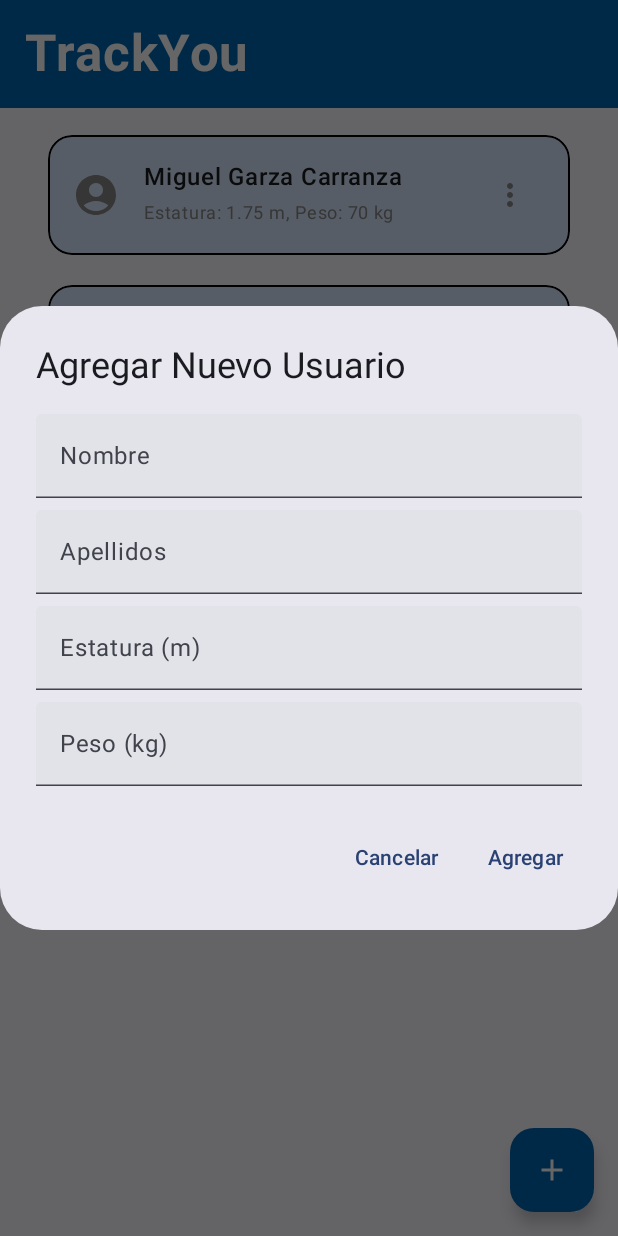
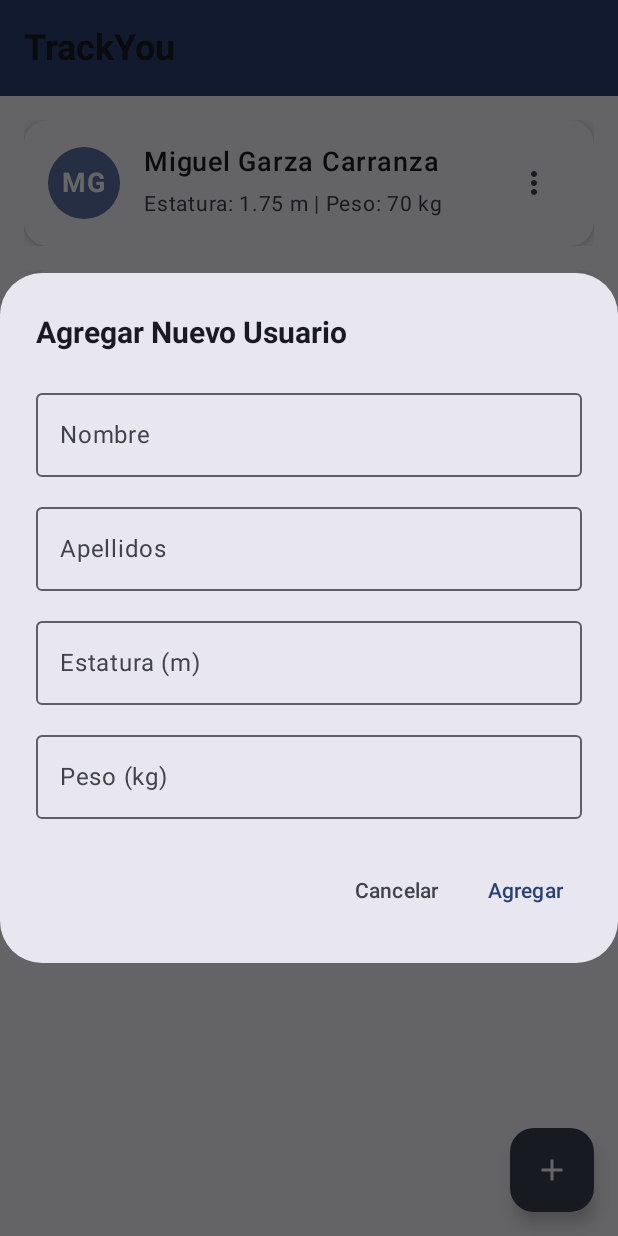
Before and after one commit to maikyh/TrackYou, an Android app built with Jetpack Compose: the screen it shows after launch (MainActivity), after a tap on "Agregar Usuario", on a phone screen of 412 x 824 dp. Run offline under Robolectric (Android 15) with nearby library versions, the phone set to English and light mode, and no system bars.

Commit message:
Agregue la feature de registros

```diff
--- a/app/src/main/java/com/example/trackingyou/MainActivity.kt
+++ b/app/src/main/java/com/example/trackingyou/MainActivity.kt
@@ -1,15 +1,18 @@
 package com.example.trackingyou
 
+import android.annotation.SuppressLint
 import android.os.Bundle
 import androidx.activity.ComponentActivity
 import androidx.activity.compose.setContent
 import androidx.activity.enableEdgeToEdge
+import androidx.compose.animation.animateContentSize
 import androidx.compose.foundation.background
 import androidx.compose.foundation.border
 import androidx.compose.foundation.clickable
 import androidx.compose.foundation.layout.*
 import androidx.compose.foundation.lazy.LazyColumn
 import androidx.compose.foundation.lazy.items
+import androidx.compose.foundation.shape.CircleShape
 import androidx.compose.foundation.shape.RoundedCornerShape
 import androidx.compose.material.icons.Icons
 import androidx.compose.material.icons.filled.*
@@ -18,7 +21,9 @@ import androidx.compose.runtime.*
 import androidx.compose.ui.Alignment
 import androidx.compose.ui.Modifier
 import androidx.compose.ui.draw.clip
+import androidx.compose.ui.graphics.Brush
 import androidx.compose.ui.graphics.Color
+import androidx.compose.ui.text.font.FontFamily
 import androidx.compose.ui.text.font.FontWeight
 import androidx.compose.ui.text.style.TextAlign
 import androidx.compose.ui.tooling.preview.Preview
@@ -93,24 +98,28 @@ class MainActivity : ComponentActivity() {
     }
 }
 
+@OptIn(ExperimentalMaterial3Api::class)
 @Composable
-fun NavigationBar() {
-    Box(
+fun TopNavigationBar() {
+    TopAppBar(
+        title = {
+            Text(
+                text = "TrackYou",
+                fontSize = 24.sp,
+                fontWeight = FontWeight.Bold,
+                fontFamily = FontFamily.SansSerif
+            )
+        },
+        colors = TopAppBarDefaults.topAppBarColors(
+            containerColor = MaterialTheme.colorScheme.primary
+        ),
         modifier = Modifier
             .fillMaxWidth()
-            .background(color = Color(0xFF0066B2))
-            .padding(16.dp)
-    ) {
-        Text(
-            text = "TrackYou",
-            color = Color.White,
-            fontWeight = FontWeight.Bold,
-            fontSize = 34.sp,
-            textAlign = TextAlign.Center
-        )
-    }
+            .background(MaterialTheme.colorScheme.primary)
+    )
 }
 
+@OptIn(ExperimentalMaterial3Api::class)
 @Composable
 fun UserListScreen(
     users: MutableList<User>,
@@ -121,11 +130,11 @@ fun UserListScreen(
     var userToDelete by remember { mutableStateOf<User?>(null) }
 
     Scaffold(
-        topBar = { NavigationBar() },
+        topBar = { TopNavigationBar() },
         floatingActionButton = {
             FloatingActionButton(
                 onClick = { showAddUserDialog = true },
-                containerColor = Color(0xFF0066B2)
+                containerColor = MaterialTheme.colorScheme.secondary
             ) {
                 Icon(
                     imageVector = Icons.Filled.Add,
@@ -133,9 +142,13 @@ fun UserListScreen(
                     tint = Color.White
                 )
             }
-        }
+        },
+        containerColor = MaterialTheme.colorScheme.background
     ) { innerPadding ->
-        Box(modifier = Modifier.padding(innerPadding)) {
+        Box(modifier = Modifier
+            .padding(innerPadding)
+            .fillMaxSize()
+        ) {
             UserCellList(
                 users = users,
                 onEditUser = { user -> userToEdit = user },
@@ -192,23 +205,28 @@ fun UserCellList(
     modifier: Modifier = Modifier
 ) {
     LazyColumn(
-        modifier = modifier,
+        modifier = modifier
+            .fillMaxSize()
+            .background(MaterialTheme.colorScheme.background),
         contentPadding = PaddingValues(vertical = 8.dp)
     ) {
         items(users) { user ->
-            UserCell(
+            UserCard(
                 user = user,
                 onEditUser = onEditUser,
                 onDeleteUser = onDeleteUser,
                 onUserClick = onUserClick,
-                modifier = Modifier.padding(horizontal = 16.dp, vertical = 2.dp)
+                modifier = Modifier
+                    .padding(horizontal = 16.dp, vertical = 8.dp)
+                    .fillMaxWidth()
+                    .animateContentSize()
             )
         }
     }
 }
 
 @Composable
-fun UserCell(
+fun UserCard(
     user: User,
     onEditUser: (User) -> Unit,
     onDeleteUser: (User) -> Unit,
@@ -218,13 +236,13 @@ fun UserCell(
     var expanded by remember { mutableStateOf(false) }
     var showAddRecordDialog by remember { mutableStateOf(false) }
 
-    Box(
+    Card(
+        shape = RoundedCornerShape(16.dp),
+        colors = CardDefaults.cardColors(
+            containerColor = MaterialTheme.colorScheme.surface
+        ),
+        elevation = CardDefaults.cardElevation(defaultElevation = 4.dp),
         modifier = modifier
-            .fillMaxWidth()
-            .padding(horizontal = 16.dp, vertical = 8.dp)
-            .clip(RoundedCornerShape(16.dp))
-            .background(color = Color(0xFFDBEAFF))
-            .border(width = 1.dp, color = Color.Black, shape = RoundedCornerShape(16.dp))
     ) {
         Row(
             modifier = Modifier
@@ -234,36 +252,33 @@ fun UserCell(
             verticalAlignment = Alignment.CenterVertically,
             horizontalArrangement = Arrangement.SpaceBetween
         ) {
-            Row(
-                verticalAlignment = Alignment.CenterVertically
+            Avatar(user = user)
+
+            Spacer(modifier = Modifier.width(16.dp))
+
+            Column(
+                modifier = Modifier.weight(1f)
             ) {
-                Icon(
-                    imageVector = Icons.Filled.AccountCircle,
-                    contentDescription = "User Avatar",
-                    tint = Color.Gray,
-                    modifier = Modifier.size(32.dp)
+                Text(
+                    text = "${user.nombre} ${user.apellidos}",
+                    fontWeight = FontWeight.SemiBold,
+                    fontSize = 18.sp,
+                    color = MaterialTheme.colorScheme.onSurface
                 )
-                Spacer(modifier = Modifier.width(16.dp))
-                Column {
-                    Text(
-                        text = "${user.nombre} ${user.apellidos}",
-                        fontWeight = FontWeight.Medium,
-                        fontSize = 16.sp
-                    )
-                    Text(
-                        text = "Estatura: ${user.estatura} m, Peso: ${user.peso} kg",
-                        fontSize = 12.sp,
-                        color = Color.Gray
-                    )
-                }
+                Spacer(modifier = Modifier.height(4.dp))
+                Text(
+                    text = "Estatura: ${user.estatura} m | Peso: ${user.peso} kg",
+                    fontSize = 14.sp,
+                    color = MaterialTheme.colorScheme.onSurfaceVariant
+                )
             }
 
             Box {
                 IconButton(onClick = { expanded = true }) {
                     Icon(
                         imageVector = Icons.Filled.MoreVert,
-                        contentDescription = "More options",
-                        tint = Color.Gray
+                        contentDescription = "Mis opciones",
+                        tint = MaterialTheme.colorScheme.onSurfaceVariant
                     )
                 }
 
@@ -280,12 +295,12 @@ fun UserCell(
                         leadingIcon = {
                             Icon(
                                 Icons.Filled.Edit,
-                                contentDescription = "Editar"
+                                contentDescription = "Editar",
+                                tint = MaterialTheme.colorScheme.primary
                             )
                         }
                     )
 
-                    // Opción Agregar Registro
                     DropdownMenuItem(
                         text = { Text("Agregar Registro") },
                         onClick = {
@@ -295,7 +310,8 @@ fun UserCell(
                         leadingIcon = {
                             Icon(
                                 Icons.Filled.Add,
-                                contentDescription = "Agregar Registro"
+                                contentDescription = "Agregar Registro",
+                                tint = MaterialTheme.colorScheme.primary
                             )
                         }
                     )
@@ -309,7 +325,8 @@ fun UserCell(
                         leadingIcon = {
                             Icon(
                                 Icons.Filled.Delete,
-                                contentDescription = "Eliminar"
+                                contentDescription = "Eliminar",
+                                tint = MaterialTheme.colorScheme.error
                             )
                         }
                     )
@@ -331,6 +348,25 @@ fun UserCell(
 }
 
 @Composable
+fun Avatar(user: User) {
+    val initials = "${user.nombre.firstOrNull()?.uppercaseChar() ?: 'U'}${user.apellidos.firstOrNull()?.uppercaseChar() ?: 'X'}"
+    Box(
+        contentAlignment = Alignment.Center,
+        modifier = Modifier
+            .size(48.dp)
+            .clip(CircleShape)
+            .background(MaterialTheme.colorScheme.primaryContainer)
+    ) {
+        Text(
+            text = initials,
+            color = MaterialTheme.colorScheme.onPrimaryContainer,
+            fontWeight = FontWeight.Bold,
+            fontSize = 18.sp
+        )
+    }
+}
+
+@Composable
 fun AddUserDialog(
     titleText: String,
     initialUser: User? = null,
@@ -344,31 +380,41 @@ fun AddUserDialog(
 
     AlertDialog(
         onDismissRequest = onDismiss,
-        title = { Text(titleText) },
+        title = {
+            Text(
+                text = titleText,
+                fontWeight = FontWeight.Bold,
+                fontSize = 20.sp
+            )
+        },
         text = {
-            Column(verticalArrangement = Arrangement.spacedBy(8.dp)) {
-                TextField(
+            Column(verticalArrangement = Arrangement.spacedBy(12.dp)) {
+                OutlinedTextField(
                     value = nombre,
                     onValueChange = { nombre = it },
                     label = { Text("Nombre") },
+                    singleLine = true,
                     modifier = Modifier.fillMaxWidth()
                 )
-                TextField(
+                OutlinedTextField(
                     value = apellidos,
                     onValueChange = { apellidos = it },
                     label = { Text("Apellidos") },
+                    singleLine = true,
                     modifier = Modifier.fillMaxWidth()
                 )
-                TextField(
+                OutlinedTextField(
                     value = estatura,
                     onValueChange = { estatura = it },
                     label = { Text("Estatura (m)") },
+                    singleLine = true,
                     modifier = Modifier.fillMaxWidth(),
                 )
-                TextField(
+                OutlinedTextField(
                     value = peso,
                     onValueChange = { peso = it },
                     label = { Text("Peso (kg)") },
+                    singleLine = true,
                     modifier = Modifier.fillMaxWidth(),
                 )
             }
@@ -384,12 +430,12 @@ fun AddUserDialog(
                     }
                 }
             ) {
-                Text(if (initialUser == null) "Agregar" else "Guardar")
+                Text(if (initialUser == null) "Agregar" else "Guardar", color = MaterialTheme.colorScheme.primary)
             }
         },
         dismissButton = {
             TextButton(onClick = onDismiss) {
-                Text("Cancelar")
+                Text("Cancelar", color = MaterialTheme.colorScheme.onSurfaceVariant)
             }
         }
     )
@@ -403,20 +449,30 @@ fun ConfirmDeleteDialog(
 ) {
     AlertDialog(
         onDismissRequest = onDismiss,
-        title = { Text("Eliminar Usuario") },
+        title = {
+            Text(
+                text = "Eliminar Usuario",
+                fontWeight = FontWeight.Bold,
+                fontSize = 20.sp,
+                color = MaterialTheme.colorScheme.error
+            )
+        },
         text = {
-            Text("¿Estás seguro de que deseas eliminar a ${user.nombre} ${user.apellidos}? Esta acción no se puede deshacer.")
+            Text(
+                "¿Estas seguro de que deseas eliminar a ${user.nombre} ${user.apellidos}? Esta accion no se puede deshacer.",
+                color = MaterialTheme.colorScheme.onSurfaceVariant
+            )
         },
         confirmButton = {
             TextButton(
                 onClick = onConfirm
             ) {
-                Text("Eliminar", color = Color.Red)
+                Text("Eliminar", color = MaterialTheme.colorScheme.error)
             }
         },
         dismissButton = {
             TextButton(onClick = onDismiss) {
-                Text("Cancelar")
+                Text("Cancelar", color = MaterialTheme.colorScheme.onSurfaceVariant)
             }
         }
     )
@@ -433,19 +489,27 @@ fun AddRecordDialog(
 
     AlertDialog(
         onDismissRequest = onDismiss,
-        title = { Text("Agregar Registro para ${user.nombre}") },
+        title = {
+            Text(
+                text = "Agregar Registro para ${user.nombre}",
+                fontWeight = FontWeight.Bold,
+                fontSize = 20.sp
+            )
+        },
         text = {
-            Column(verticalArrangement = Arrangement.spacedBy(8.dp)) {
-                TextField(
+            Column(verticalArrangement = Arrangement.spacedBy(12.dp)) {
+                OutlinedTextField(
                     value = glucosa,
                     onValueChange = { glucosa = it },
                     label = { Text("Glucosa (mg/dL)") },
+                    singleLine = true,
                     modifier = Modifier.fillMaxWidth(),
                 )
-                TextField(
+                OutlinedTextField(
                     value = presion,
                     onValueChange = { presion = it },
-                    label = { Text("Presión Arterial (mmHg)") },
+                    label = { Text("Presion Arterial (mmHg)") },
+                    singleLine = true,
                     modifier = Modifier.fillMaxWidth(),
                 )
             }
@@ -460,12 +524,12 @@ fun AddRecordDialog(
                     }
                 }
             ) {
-                Text("Agregar")
+                Text("Agregar", color = MaterialTheme.colorScheme.primary)
             }
         },
         dismissButton = {
             TextButton(onClick = onDismiss) {
-                Text("Cancelar")
+                Text("Cancelar", color = MaterialTheme.colorScheme.onSurfaceVariant)
             }
         }
     )
@@ -482,20 +546,24 @@ fun UserDetailScreen(
 
     Scaffold(
         topBar = {
-            TopAppBar(
+            CenterAlignedTopAppBar(
                 title = { Text("${user.nombre} ${user.apellidos}") },
                 navigationIcon = {
                     IconButton(onClick = onNavigateBack) {
-                        Icon(Icons.Filled.ArrowBack, contentDescription = "Atrás")
+                        Icon(Icons.Filled.ArrowBack, contentDescription = "Atras")
                     }
                 },
                 actions = {
                     IconButton(onClick = { showAddRecordDialog = true }) {
                         Icon(Icons.Filled.Add, contentDescription = "Agregar Registro")
                     }
-                }
+                },
+                colors = TopAppBarDefaults.centerAlignedTopAppBarColors(
+                    containerColor = MaterialTheme.colorScheme.primary
+                )
             )
-        }
+        },
+        containerColor = MaterialTheme.colorScheme.background
     ) { innerPadding ->
         Column(
             modifier = Modifier
@@ -505,16 +573,24 @@ fun UserDetailScreen(
         ) {
             Text(
                 text = "Registros de Salud",
-                fontSize = 20.sp,
+                fontSize = 22.sp,
                 fontWeight = FontWeight.Bold,
+                color = MaterialTheme.colorScheme.onBackground,
                 modifier = Modifier.padding(bottom = 16.dp)
             )
 
             if (user.registros.isEmpty()) {
-                Text("No hay registros disponibles.", color = Color.Gray)
+                Box(
+                    modifier = Modifier.fillMaxSize(),
+                    contentAlignment = Alignment.Center
+                ) {
+                    Text("No hay registros disponibles.", color = MaterialTheme.colorScheme.onSurfaceVariant)
+                }
             } else {
                 TableHeader()
-                LazyColumn {
+                LazyColumn(
+                    modifier = Modifier.fillMaxSize()
+                ) {
                     items(user.registros) { record ->
                         TableRow(record)
                     }
@@ -540,23 +616,26 @@ fun TableHeader() {
     Row(
         modifier = Modifier
             .fillMaxWidth()
-            .background(Color(0xFFE0E0E0))
+            .background(MaterialTheme.colorScheme.primaryContainer)
             .padding(8.dp)
     ) {
         Text(
             text = "Fecha",
-            modifier = Modifier.weight(1f),
-            fontWeight = FontWeight.Bold
+            modifier = Modifier.weight(2f),
+            fontWeight = FontWeight.Bold,
+            color = MaterialTheme.colorScheme.onPrimaryContainer
         )
         Text(
             text = "Glucosa",
             modifier = Modifier.weight(1f),
-            fontWeight = FontWeight.Bold
+            fontWeight = FontWeight.Bold,
+            color = MaterialTheme.colorScheme.onPrimaryContainer
         )
         Text(
-            text = "Presión",
+            text = "Presion",
             modifier = Modifier.weight(1f),
-            fontWeight = FontWeight.Bold
+            fontWeight = FontWeight.Bold,
+            color = MaterialTheme.colorScheme.onPrimaryContainer
         )
     }
 }
@@ -566,27 +645,62 @@ fun TableRow(record: Record) {
     Row(
         modifier = Modifier
             .fillMaxWidth()
+            .padding(vertical = 8.dp)
+            .background(MaterialTheme.colorScheme.surfaceVariant)
+            .clip(RoundedCornerShape(8.dp))
             .padding(8.dp)
     ) {
         Text(
             text = record.fecha,
-            modifier = Modifier.weight(1f)
+            modifier = Modifier.weight(2f),
+            color = MaterialTheme.colorScheme.onSurface
         )
         Text(
             text = record.glucosa,
-            modifier = Modifier.weight(1f)
+            modifier = Modifier.weight(1f),
+            color = MaterialTheme.colorScheme.onSurface
         )
         Text(
             text = record.presion,
-            modifier = Modifier.weight(1f)
+            modifier = Modifier.weight(1f),
+            color = MaterialTheme.colorScheme.onSurface
         )
     }
 }
 
 @Preview(showBackground = true)
 @Composable
-fun NavigationBarPreview() {
+fun TopNavigationBarPreview() {
     TrackingYouTheme {
-        NavigationBar()
+        TopNavigationBar()
     }
 }
+
+@Preview(showBackground = true)
+@Composable
+fun UserCardPreview() {
+    TrackingYouTheme {
+        UserCard(
+            user = User("Miguel", "Garza Carranza", "1.75", "70"),
+            onEditUser = {},
+            onDeleteUser = {},
+            onUserClick = {}
+        )
+    }
+}
+
+@SuppressLint("UnrememberedMutableState")
+@Preview(showBackground = true)
+@Composable
+fun UserListScreenPreview() {
+    TrackingYouTheme {
+        UserListScreen(
+            users = mutableStateListOf(
+                User("Miguel", "Garza Carranza", "1.75", "70"),
+                User("David", "Cardenas Gonzalez", "1.80", "75"),
+                User("Felipe", "Lara Adame", "1.70", "68")
+            ),
+            onUserClick = {}
+        )
+    }
+}
```
